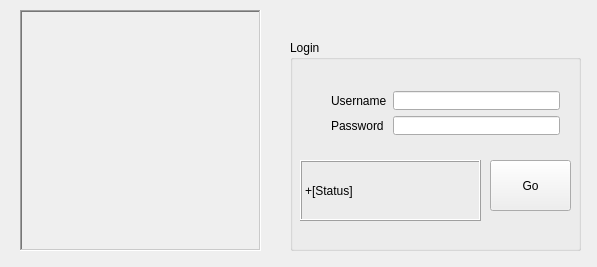
The window that login.ui (hrshadhin/TuxPass) describes before a commit, drawn with Qt 5.
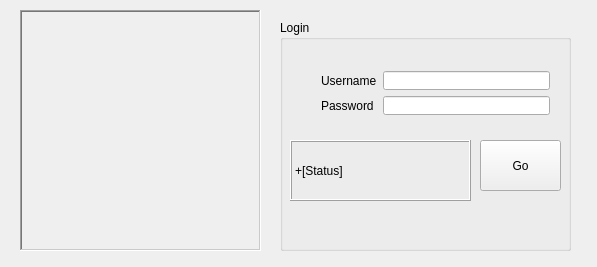
The same window after the commit. Icons and pictures are not drawn.

```diff
--- a/login.ui
+++ b/login.ui
@@ -45,10 +45,10 @@
    <widget class="QGroupBox" name="groupBox">
     <property name="geometry">
      <rect>
-      <x>290</x>
-      <y>40</y>
+      <x>280</x>
+      <y>20</y>
       <width>291</width>
-      <height>211</height>
+      <height>231</height>
      </rect>
     </property>
     <property name="cursor">
@@ -60,14 +60,11 @@
     <property name="autoFillBackground">
      <bool>false</bool>
     </property>
-    <property name="styleSheet">
-     <string notr="true">border-color: rgb(0, 170, 0);</string>
-    </property>
     <property name="title">
      <string>Login</string>
     </property>
     <property name="flat">
-     <bool>true</bool>
+     <bool>false</bool>
     </property>
     <widget class="QPushButton" name="pushButton">
      <property name="geometry">
```
